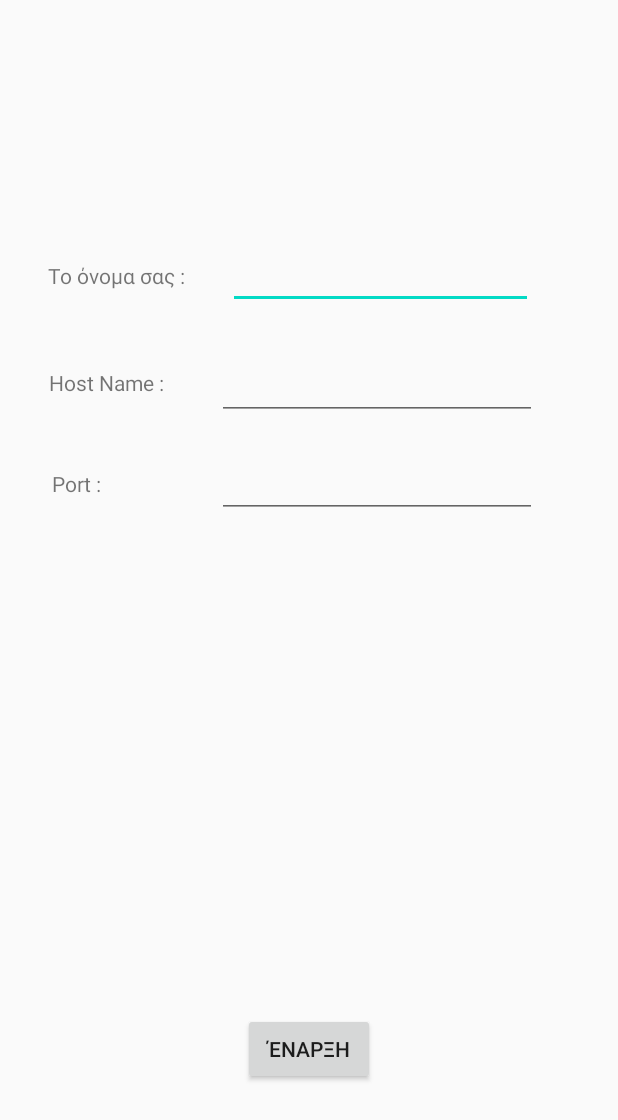
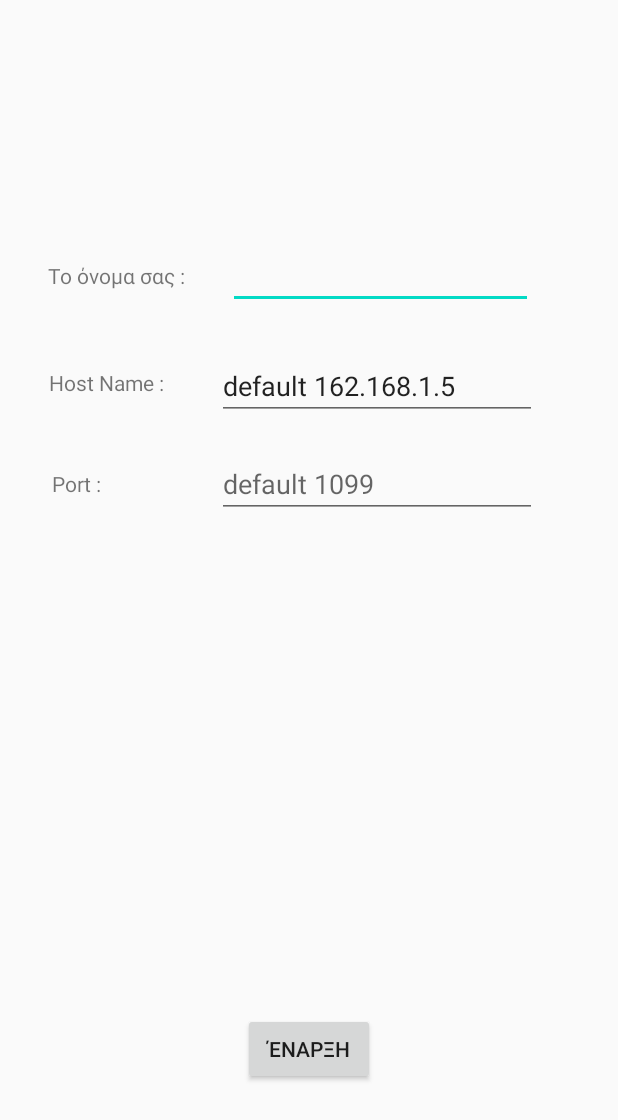
Before and after one commit to sotikouk/RoAmeR-mobile, an Android app: the screen it shows after launch (startActivity), on a phone screen of 412 x 824 dp. Shown: the top 1120 px of the screen. Run offline under Robolectric (Android 15) with nearby library versions, the phone set to English and light mode, and no system bars.

```diff
--- a/app/src/main/res/layout/activity_start.xml
+++ b/app/src/main/res/layout/activity_start.xml
@@ -48,6 +48,7 @@
       android:layout_height="wrap_content"
       android:ems="10"
       android:inputType="text"
+      android:text="default 162.168.1.5"
       app:layout_constraintBottom_toBottomOf="@+id/editHost"
       app:layout_constraintEnd_toEndOf="parent"
       app:layout_constraintHorizontal_bias="0.727"
@@ -73,6 +74,7 @@
       android:layout_width="wrap_content"
       android:layout_height="wrap_content"
       android:ems="10"
+      android:hint="default 1099"
       android:inputType="text"
       app:layout_constraintBottom_toBottomOf="@+id/port"
       app:layout_constraintEnd_toEndOf="parent"
```
Also changed, not shown: app/src/main/java/com/example/roamer/startActivity.java (+9 -11 lines).
